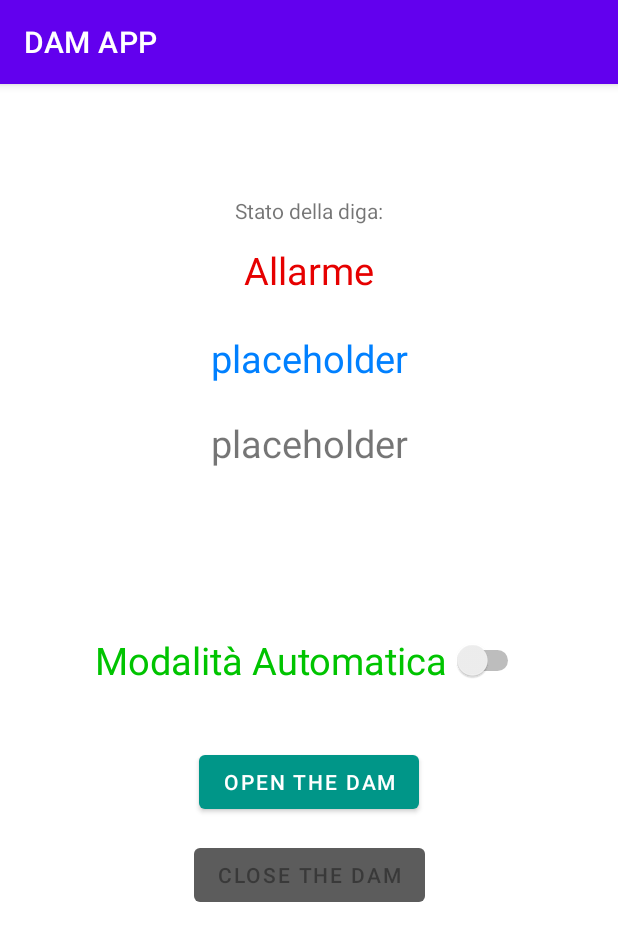
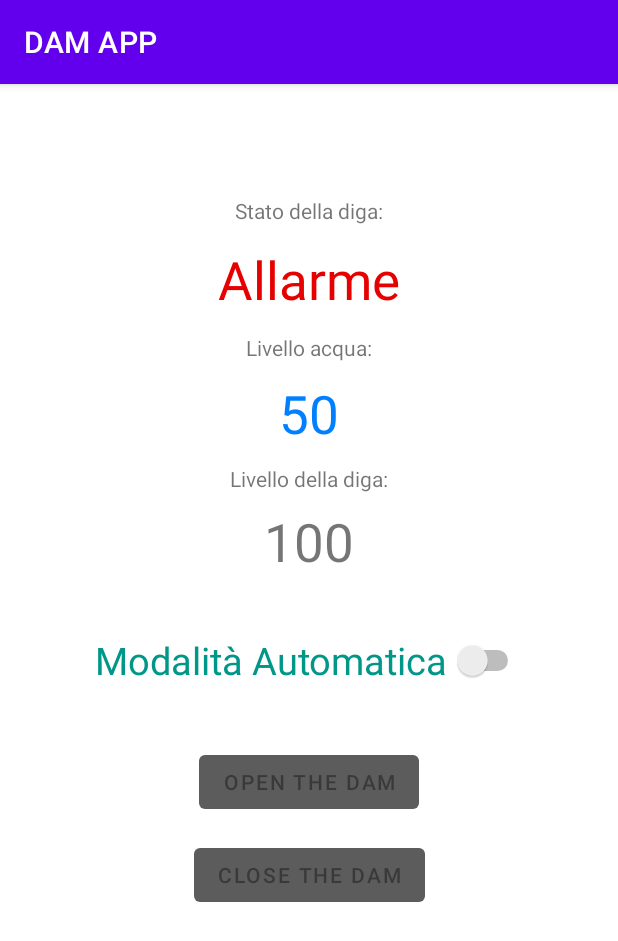
Before and after one commit to w-disaster/seiot-assignments-2020, an Android app: the screen it shows after launch (MainActivity), on a phone screen of 412 x 824 dp. Shown: the top 941 px of the screen. Run offline under Robolectric (Android 15) with nearby library versions, the phone set to English and light mode, and no system bars.

Commit message:
better styling and minor imprecisions fixed

```diff
--- a/smart_dam/src/dam_mobileapp/app/src/main/java/com/dm/dam_mobile/ControlMode.java
+++ b/smart_dam/src/dam_mobileapp/app/src/main/java/com/dm/dam_mobile/ControlMode.java
@@ -1,8 +1,8 @@
 package com.dm.dam_mobile;
 
 public enum ControlMode {
-    MANUAL("Modalità Manuale", "#5c5c5c", 0),
-    AUTOMATIC("Modalità Automatica","#00c400", 1);
+    MANUAL("Modalità Manuale", "#dbac00", 1),
+    AUTOMATIC("Modalità Automatica","#009688", 0);
 
     private final String text;
     private final String color;
--- a/smart_dam/src/dam_mobileapp/app/src/main/java/com/dm/dam_mobile/MainActivity.java
+++ b/smart_dam/src/dam_mobileapp/app/src/main/java/com/dm/dam_mobile/MainActivity.java
@@ -21,6 +21,7 @@ import android.content.Intent;
 import org.json.JSONException;
 import org.json.JSONObject;
 
+import java.util.HashMap;
 import java.util.List;
 import java.util.Map;
 import java.util.Objects;
@@ -49,7 +50,6 @@ public class MainActivity extends AppCompatActivity {
     private TextView damLevelView;
     private TextView waterLevelView;
 
-    @SuppressLint("UseSwitchCompatOrMaterialCode")
     private Switch contextSwitch;
     private Button btnOpen;
     private Button btnClose;
@@ -62,11 +62,13 @@ public class MainActivity extends AppCompatActivity {
 
         setContentView(R.layout.activity_main);
 
+        /*!COMMENT FOR TESTING UI
         //initialize Bluetooth connection
         final BluetoothAdapter btAdapter = BluetoothAdapter.getDefaultAdapter();
         if(btAdapter != null && !btAdapter.isEnabled()){
             startActivityForResult(new Intent(BluetoothAdapter.ACTION_REQUEST_ENABLE), C.bluetooth.ENABLE_BT_REQUEST);
         }
+        */
 
         //later the dam state will be received by DS
         this.damState = DamState.CONNECTING;
@@ -101,7 +103,6 @@ public class MainActivity extends AppCompatActivity {
      * Opens the dam by decreasing the dam level by DAM_STEP
      * @param view
      */
-    @RequiresApi(api = Build.VERSION_CODES.R)
     public void openDam(View view) {
         moveDam(-1);
     }
@@ -110,7 +111,6 @@ public class MainActivity extends AppCompatActivity {
      * Close the dam by raising the dam level by DAM_STEP
      * @param view
      */
-    @RequiresApi(api = Build.VERSION_CODES.R)
     public void closeDam(View view){
         moveDam(1);
     }
@@ -147,6 +147,7 @@ public class MainActivity extends AppCompatActivity {
                 }
                 //update text
                 contextSwitch.setText(context.toString());
+                contextSwitch.setTextColor(Color.parseColor(context.getColor()));
             }
         });
 
@@ -166,6 +167,10 @@ public class MainActivity extends AppCompatActivity {
 
         // dam level
         this.damLevelView = findViewById(R.id.level);
+
+        // disable buttons
+        disableButton(this.btnOpen);
+        disableButton(this.btnClose);
     }
 
     /**
@@ -179,20 +184,20 @@ public class MainActivity extends AppCompatActivity {
         // Pre Alarm and over
         if(this.damState.getAlertLevel() > DamState.NORMAL.getAlertLevel()){
 
-            this.waterLevelLabel.setVisibility(View.GONE);
+            this.waterLevelLabel.setVisibility(View.VISIBLE);
             this.waterLevelView.setVisibility(View.VISIBLE);
-            this.waterLevelView.setText(this.waterLevel);
+            this.waterLevelView.setText(String.valueOf(this.waterLevel));
 
             // Alarm and over
             if(this.damState.getAlertLevel() > DamState.PRE_ALARM.getAlertLevel()){
 
-                this.damLevelLabel.setVisibility(View.GONE);
+                this.damLevelLabel.setVisibility(View.VISIBLE);
                 this.damLevelView.setVisibility(View.VISIBLE);
                 this.contextSwitch.setVisibility(View.VISIBLE);
                 this.btnClose.setVisibility(View.VISIBLE);
                 this.btnOpen.setVisibility(View.VISIBLE);
 
-                this.damLevelView.setText(this.damLevel);
+                this.damLevelView.setText(String.valueOf(this.damLevel));
                 this.contextSwitch.setText(this.context.toString());
                 this.contextSwitch.setTextColor(Color.parseColor(this.context.getColor()));
 
@@ -200,7 +205,6 @@ public class MainActivity extends AppCompatActivity {
                     if(this.damLevel == DAM_LEVEL_MIN){
                         disableButton(this.btnOpen);
                     }
-
                     if(this.damLevel == DAM_LEVEL_MAX){
                         disableButton(this.btnClose);
                     }
@@ -238,27 +242,29 @@ public class MainActivity extends AppCompatActivity {
      * @param verse
      * The verse of the opration (1: close, -1:open).
      */
-    @RequiresApi(api = Build.VERSION_CODES.R)
     private void moveDam(final int verse) {
         if(!operationOutOfBounds(verse)) {
-            // aggiorno il livello diga
+            // update dam level
             this.damLevel = this.damLevel + DAM_STEP * verse;
 
-            // accoppio i valori
-            Map<String, Object> message = Map.of("level", this.damLevel);
+            // pair the values in a map
+            Map<String, Object> message = new HashMap<>();
+            message.put("level", this.damLevel);
 
-            // mando messaggio di muovere anche alla diga fisicamente
+            /*!COMMENT FOR TESTING UI
+            // send message to DC
             this.btChannel.sendMessage(setMessage(message));
+            */
 
-            // aggiorno i bottoni
+            // update buttons
             Button pressedButton;
             Button otherButton;
             if(verse > 0){
-                //la diga è stata chiusa
+                // dam was closed
                 pressedButton = this.btnClose;
                 otherButton = this.btnOpen;
             }else{
-                // la diga è stata aperta
+                // dam was opened
                 pressedButton = this.btnOpen;
                 otherButton = this.btnClose;
             }
@@ -323,7 +329,6 @@ public class MainActivity extends AppCompatActivity {
             }
             message = json.toString();
         } catch (JSONException exception){
-            System.out.println("Errore nel creare il JSON");
             exception.printStackTrace();
         }
 
--- a/smart_dam/src/dam_mobileapp/app/src/main/res/layout/activity_main.xml
+++ b/smart_dam/src/dam_mobileapp/app/src/main/res/layout/activity_main.xml
@@ -60,7 +60,7 @@
         app:layout_constraintTop_toBottomOf="@+id/stateLabel"
 
         app:layout_constraintVertical_bias="0.02"
-        android:textSize="25sp"
+        android:textSize="35sp"
         android:text="@string/placeholder"/>
 
     <TextView
@@ -87,7 +87,7 @@
         app:layout_constraintTop_toBottomOf="@+id/levelLabel"
 
         app:layout_constraintVertical_bias="0.02"
-        android:textSize="25sp"
+        android:textSize="35sp"
         android:text="@string/placeholder"/>
 
     <TextView
@@ -115,7 +115,7 @@
         android:textColor="@color/water"
 
         app:layout_constraintVertical_bias="0.02"
-        android:textSize="25sp"
+        android:textSize="35sp"
         android:text="@string/placeholder"/>
 
     <Switch
```
